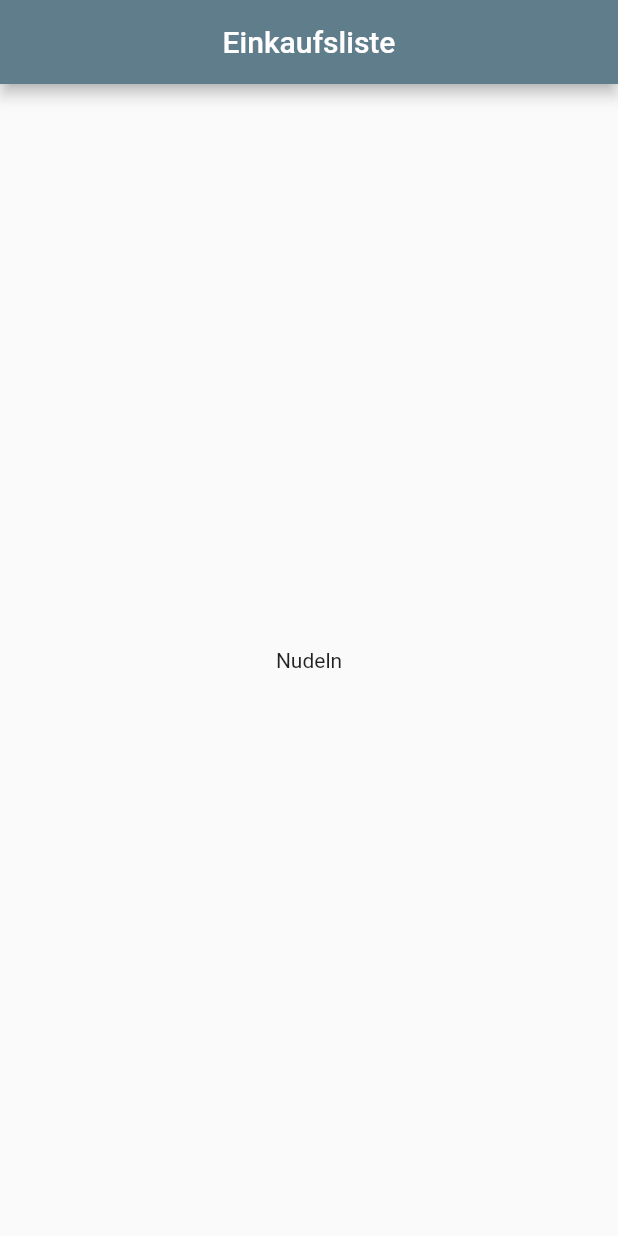
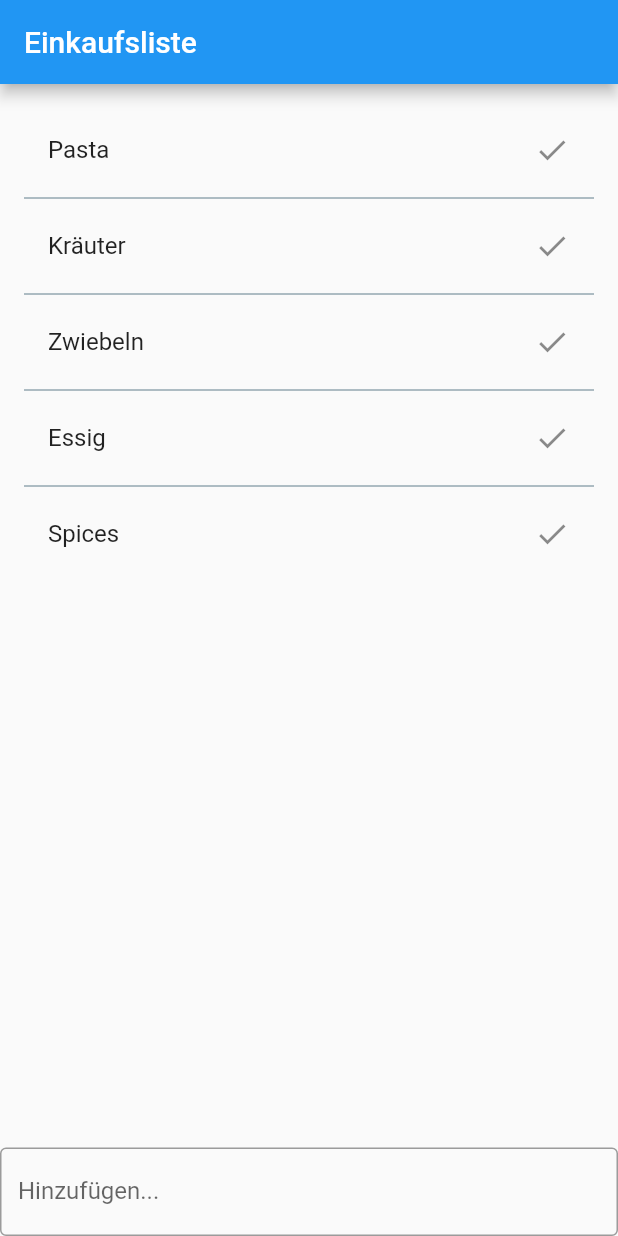
Before and after one commit to simonschork/ShoppingList, a Flutter app: the screen it shows after launch, on a phone screen of 412 x 824 dp. Run offline on Flutter 3.47's test engine with Material 2 defaults, Android fonts, the phone set to English and light mode, and no system bars.

Commit message:
changed to seperated list, added textfield

```diff
--- a/lib/main.dart
+++ b/lib/main.dart
@@ -1,51 +1,48 @@
 import 'package:flutter/material.dart';
-import 'package:google_fonts/google_fonts.dart';
-import 'package:uuid/uuid.dart';
 
 void main() => runApp(MyApp());
 
 class MyApp extends StatelessWidget {
-  static const String _title = 'Einkaufsliste';
-  // Main app class
   @override
   Widget build(BuildContext context) {
-    // Build method is called on start
+    List<String> items = [
+      "Pasta",
+      "Kräuter",
+      "Zwiebeln",
+      "Essig",
+      "Spices",
+    ];
     return MaterialApp(
-        // Returns app with material design
-        title: _title,
-        theme: ThemeData(
-          // Set theme for app
-          primarySwatch: // Swatch for color palette for material design
-              Colors.blueGrey,
-          textTheme: GoogleFonts.robotoTextTheme(
-            Theme.of(context).textTheme,
-          ),
+      home: Scaffold(
+        appBar: AppBar(
+          title: Text("Einkaufsliste"),
         ),
-        home: Scaffold(
-            // App Content
-            appBar: AppBar(
-              // Title bar
-              centerTitle: true, // Center title text
-              title: const Text(_title), // Title text
+        body: Column(
+          children: <Widget>[
+            Expanded(
+              child: new ListView.separated(
+                padding: const EdgeInsets.all(16.0),
+                itemCount: items.length,
+                itemBuilder: (context, index) {
+                  return ListTile(
+                    title: Text('${items[index]}'),
+                    trailing: Icon(Icons.check),
+                  );
+                },
+                separatorBuilder: (context, index) =>
+                    Divider(height: 8.0, color: Colors.blueGrey),
+              ),
             ),
-            body: Center(
-              child: Liste(),
-            )));
+            TextField(
+              decoration: InputDecoration(
+                border: OutlineInputBorder(),
+                labelText: 'Hinzufügen...',
+              ),
+              autofocus: false,
+            ),
+          ],
+        ),
+      ),
+    );
   }
 }
-
-class Liste extends StatefulWidget {
-  @override
-  ListeState createState() => ListeState();
-}
-
-class ListeState extends State<Liste> {
-  @override
-  Widget build(BuildContext context) {
-    final liste = {
-      1: "Nudeln",
-      2: "Pesto",
-    };
-    return Text(liste[1]);
-  }
-}
```
